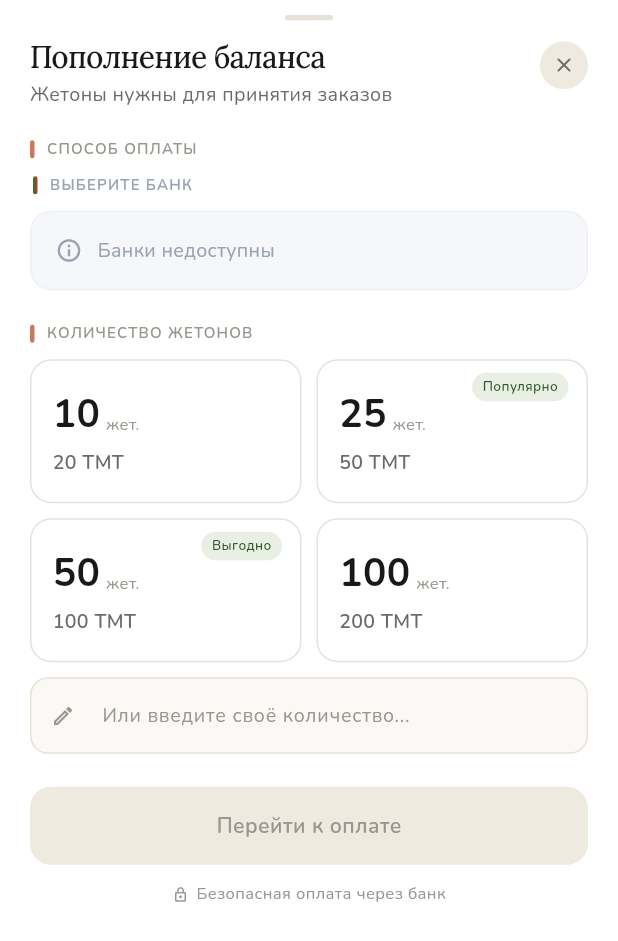
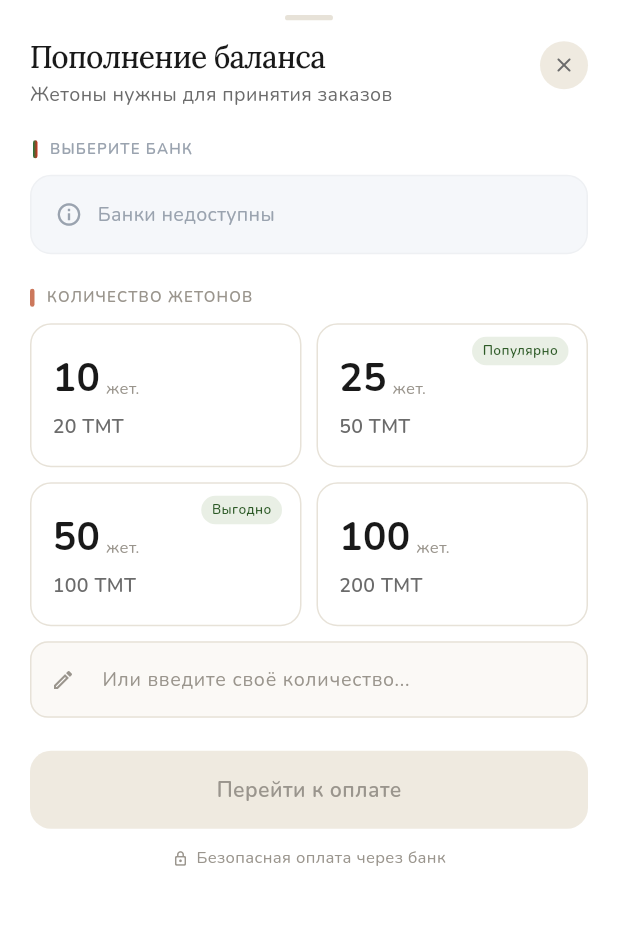
Before and after one commit to Muhanya0402/bagla_hyzmat, a Flutter app: the TopUpModal widget shown alone on an empty page, opened directly with empty values, on a phone screen of 412 x 824 dp. Shown: the top 941 px of the screen. Run offline on Flutter 3.47's test engine with Material 3 defaults, Android fonts, the phone set to English and light mode, and no system bars; our stand-ins replace dio, firebase_core, firebase_messaging, flutter_local_notifications, image_picker, mask_text_input_formatter and 2 more; accounts and stored records are empty; network calls fail.

Commit message:
feat(profile): improve code formatting and readability in top-up modal

```diff
--- a/lib/features/profile/top_up_modal.dart
+++ b/lib/features/profile/top_up_modal.dart
@@ -117,7 +117,9 @@ class _TopUpModalState extends State<TopUpModal> {
 
     final double bottomInset = MediaQuery.of(context).viewInsets.bottom;
     final double bottomPadding = MediaQuery.of(context).padding.bottom;
-    final double bottomSpace = bottomInset > 0 ? bottomInset + 16 : bottomPadding + 24;
+    final double bottomSpace = bottomInset > 0
+        ? bottomInset + 16
+        : bottomPadding + 24;
 
     return Container(
       decoration: const BoxDecoration(
@@ -141,7 +143,6 @@ class _TopUpModalState extends State<TopUpModal> {
                         onActionPressed: () => Navigator.pop(context),
                       ),
               )
-
             // ── Main top-up flow ──────────────────────────────────────────────
             else
               Flexible(
@@ -167,14 +168,11 @@ class _TopUpModalState extends State<TopUpModal> {
                       ],
 
                       // Bank picker
-                      _SectionLabel(
-                        text: widget.isRu ? 'СПОСОБ ОПЛАТЫ' : 'TÖLEG USULY',
-                      ),
-                      const SizedBox(height: 10),
                       BankPickerSection(
                         isRu: widget.isRu,
                         selected: _selectedBank,
-                        onSelected: (bank) => setState(() => _selectedBank = bank),
+                        onSelected: (bank) =>
+                            setState(() => _selectedBank = bank),
                       ),
                       const SizedBox(height: 22),
 
@@ -270,7 +268,10 @@ class _Header extends StatelessWidget {
                 isRu
                     ? 'Жетоны нужны для принятия заказов'
                     : 'Sargytlary kabul etmek üçin nişanlar gerek',
-                style: AppText.regular(fontSize: 13, color: AuthColors.inkMuted),
+                style: AppText.regular(
+                  fontSize: 13,
+                  color: AuthColors.inkMuted,
+                ),
               ),
             ],
           ),
@@ -776,9 +777,7 @@ class _PayButtonState extends State<_PayButton> {
                   widget.isRu ? 'Перейти к оплате' : 'Töleg etmek',
                   style: AppText.semiBold(
                     fontSize: 14,
-                    color: widget.enabled
-                        ? AuthColors.bg
-                        : AuthColors.inkSoft,
+                    color: widget.enabled ? AuthColors.bg : AuthColors.inkSoft,
                   ).copyWith(letterSpacing: 0.3),
                 ),
         ),
```
